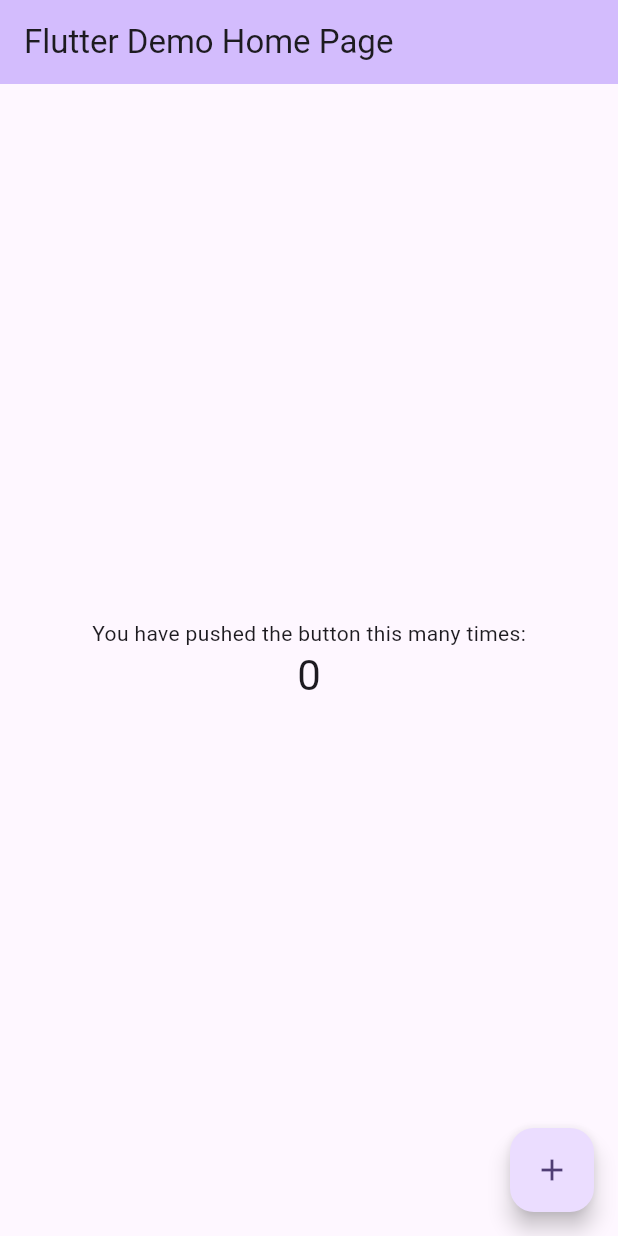
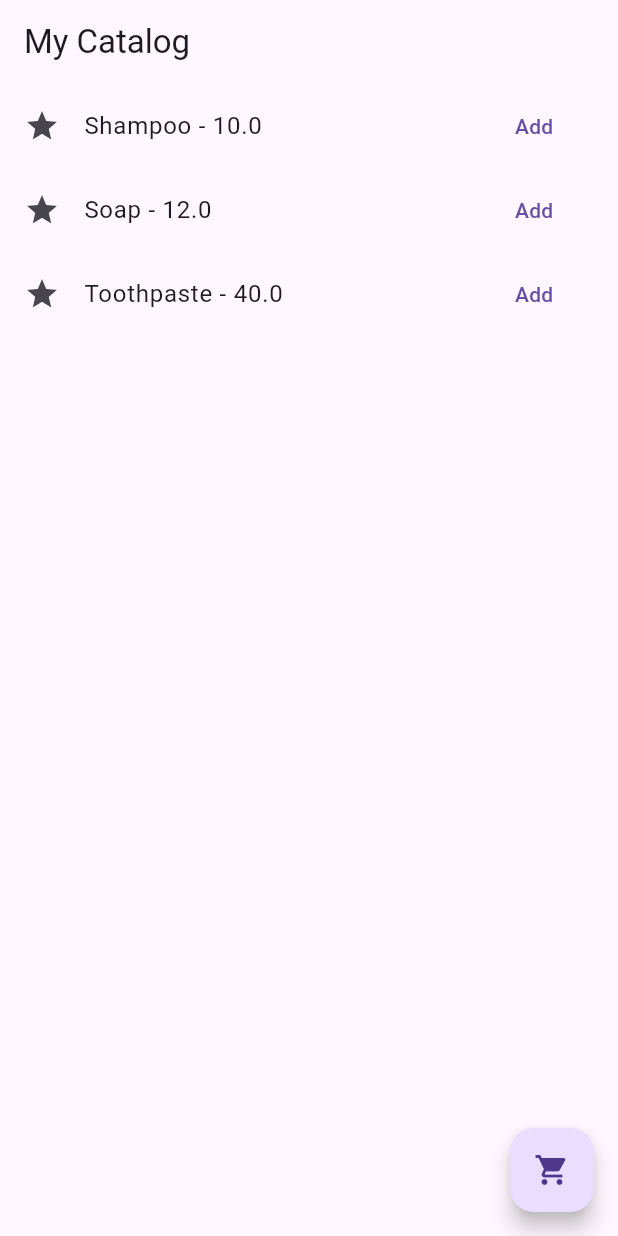
Before and after one commit to rfquejada/exer6-state-management-rfquejada, a Flutter app: the screen it shows after launch, on a phone screen of 412 x 824 dp. Run offline on Flutter 3.47's test engine with Material 3 defaults, Android fonts, the phone set to English and light mode, and no system bars.

Commit message:
Features done

```diff
--- a/exer6_state_management/lib/main.dart
+++ b/exer6_state_management/lib/main.dart
@@ -1,125 +1,39 @@
 import 'package:flutter/material.dart';
+import 'package:provider/provider.dart';
+import '../provider/shoppingcart_provider.dart';
+import '../screen/MyCart.dart';
+import '../screen/MyCatalog.dart';
+import 'screen/checkout.dart';
+
 
 void main() {
-  runApp(const MyApp());
+  runApp(
+    MultiProvider(
+      providers: [
+        ChangeNotifierProvider(create: (context) => ShoppingCart()),
+      ],
+      child: const MyApp(),
+    ),
+  );
 }
 
 class MyApp extends StatelessWidget {
   const MyApp({super.key});
 
-  // This widget is the root of your application.
   @override
   Widget build(BuildContext context) {
     return MaterialApp(
       title: 'Flutter Demo',
       theme: ThemeData(
-        // This is the theme of your application.
-        //
-        // TRY THIS: Try running your application with "flutter run". You'll see
-        // the application has a purple toolbar. Then, without quitting the app,
-        // try changing the seedColor in the colorScheme below to Colors.green
-        // and then invoke "hot reload" (save your changes or press the "hot
-        // reload" button in a Flutter-supported IDE, or press "r" if you used
-        // the command line to start the app).
-        //
-        // Notice that the counter didn't reset back to zero; the application
-        // state is not lost during the reload. To reset the state, use hot
-        // restart instead.
-        //
-        // This works for code too, not just values: Most code changes can be
-        // tested with just a hot reload.
-        colorScheme: ColorScheme.fromSeed(seedColor: Colors.deepPurple),
-        useMaterial3: true,
+        primarySwatch: Colors.blue,
       ),
-      home: const MyHomePage(title: 'Flutter Demo Home Page'),
+      initialRoute: "/",
+      routes: {
+        "/cart": (context) => const MyCart(),
+        "/products": (context) => const MyCatalog(),
+        "/checkout": (context) => const Checkout()
+      },
+      home: const MyCatalog(),
     );
   }
 }
-
-class MyHomePage extends StatefulWidget {
-  const MyHomePage({super.key, required this.title});
-
-  // This widget is the home page of your application. It is stateful, meaning
-  // that it has a State object (defined below) that contains fields that affect
-  // how it looks.
-
-  // This class is the configuration for the state. It holds the values (in this
-  // case the title) provided by the parent (in this case the App widget) and
-  // used by the build method of the State. Fields in a Widget subclass are
-  // always marked "final".
-
-  final String title;
-
-  @override
-  State<MyHomePage> createState() => _MyHomePageState();
-}
-
-class _MyHomePageState extends State<MyHomePage> {
-  int _counter = 0;
-
-  void _incrementCounter() {
-    setState(() {
-      // This call to setState tells the Flutter framework that something has
-      // changed in this State, which causes it to rerun the build method below
-      // so that the display can reflect the updated values. If we changed
-      // _counter without calling setState(), then the build method would not be
-      // called again, and so nothing would appear to happen.
-      _counter++;
-    });
-  }
-
-  @override
-  Widget build(BuildContext context) {
-    // This method is rerun every time setState is called, for instance as done
-    // by the _incrementCounter method above.
-    //
-    // The Flutter framework has been optimized to make rerunning build methods
-    // fast, so that you can just rebuild anything that needs updating rather
-    // than having to individually change instances of widgets.
-    return Scaffold(
-      appBar: AppBar(
-        // TRY THIS: Try changing the color here to a specific color (to
-        // Colors.amber, perhaps?) and trigger a hot reload to see the AppBar
-        // change color while the other colors stay the same.
-        backgroundColor: Theme.of(context).colorScheme.inversePrimary,
-        // Here we take the value from the MyHomePage object that was created by
-        // the App.build method, and use it to set our appbar title.
-        title: Text(widget.title),
-      ),
-      body: Center(
-        // Center is a layout widget. It takes a single child and positions it
-        // in the middle of the parent.
-        child: Column(
-          // Column is also a layout widget. It takes a list of children and
-          // arranges them vertically. By default, it sizes itself to fit its
-          // children horizontally, and tries to be as tall as its parent.
-          //
-          // Column has various properties to control how it sizes itself and
-          // how it positions its children. Here we use mainAxisAlignment to
-          // center the children vertically; the main axis here is the vertical
-          // axis because Columns are vertical (the cross axis would be
-          // horizontal).
-          //
-          // TRY THIS: Invoke "debug painting" (choose the "Toggle Debug Paint"
-          // action in the IDE, or press "p" in the console), to see the
-          // wireframe for each widget.
-          mainAxisAlignment: MainAxisAlignment.center,
-          children: <Widget>[
-            const Text(
-              'You have pushed the button this many times:',
-            ),
-            Text(
-              '$_counter',
-              style: Theme.of(context).textTheme.headlineMedium,
-            ),
-          ],
-        ),
-      ),
-      floatingActionButton: FloatingActionButton(
-        onPressed: _incrementCounter,
-        tooltip: 'Increment',
-        child: const Icon(Icons.add),
-      ), // This trailing comma makes auto-formatting nicer for build methods.
-    );
-  }
-}
--- /dev/null
+++ b/exer6_state_management/lib/model/Item.dart
@@ -0,0 +1,6 @@
+class Item {
+  String name;
+  double price;
+  int quantity;
+  Item(this.name, this.price, this.quantity);
+}
--- /dev/null
+++ b/exer6_state_management/lib/provider/shoppingcart_provider.dart
@@ -0,0 +1,32 @@
+import 'package:flutter/material.dart';
+import '../model/Item.dart';
+
+class ShoppingCart with ChangeNotifier {
+  final List<Item> _shoppingList = [];
+  double cartTotal = 0;
+
+  List<Item> get cart => _shoppingList;
+
+  void addItem(Item item) {
+    _shoppingList.add(item);
+    cartTotal = cartTotal + item.price;
+    notifyListeners();
+  }
+
+  void removeAll() {
+    _shoppingList.clear();
+    cartTotal = 0;
+    notifyListeners();
+  }
+
+  void removeItem(String name) {
+    for (int i = 0; i < _shoppingList.length; i++) {
+      if (_shoppingList[i].name == name) {
+        cartTotal = cartTotal - _shoppingList[i].price;
+        _shoppingList.remove(_shoppingList[i]);
+        break;
+      }
+    }
+    notifyListeners();
+  }
+}
--- /dev/null
+++ b/exer6_state_management/lib/screen/MyCatalog.dart
@@ -0,0 +1,54 @@
+import 'package:flutter/material.dart';
+import '../model/Item.dart';
+import "package:provider/provider.dart";
+import '../../provider/shoppingcart_provider.dart';
+
+class MyCatalog extends StatefulWidget {
+  const MyCatalog({super.key});
+
+  @override
+  State<MyCatalog> createState() => _MyCatalogState();
+}
+
+class _MyCatalogState extends State<MyCatalog> {
+  List<Item> productsCatalog = [
+    Item("Shampoo", 10.00, 2),
+    Item("Soap", 12, 3),
+    Item("Toothpaste", 40, 3),
+  ];
+
+  @override
+  Widget build(BuildContext context) {
+    return Scaffold(
+      appBar: AppBar(title: const Text("My Catalog")),
+      body: ListView.builder(
+        itemBuilder: (BuildContext context, int index) {
+          return ListTile(
+            leading: const Icon(Icons.star),
+            title: Text(
+                "${productsCatalog[index].name} - ${productsCatalog[index].price}"),
+            trailing: TextButton(
+              child: const Text("Add"),
+              onPressed: () {
+                context
+                    .read<ShoppingCart>()
+                    .addItem(productsCatalog[index]);
+                ScaffoldMessenger.of(context).showSnackBar(SnackBar(
+                  content: Text("${productsCatalog[index].name} added!"),
+                  duration: const Duration(seconds: 1, milliseconds: 100),
+                ));
+              },
+            ),
+          );
+        },
+        itemCount: productsCatalog.length,
+      ),
+      floatingActionButton: FloatingActionButton(
+        child: const Icon(Icons.shopping_cart),
+        onPressed: () {
+          Navigator.pushNamed(context, "/cart");
+        },
+      ),
+    );
+  }
+}
--- a/exer6_state_management/pubspec.yaml
+++ b/exer6_state_management/pubspec.yaml
@@ -35,6 +35,7 @@ dependencies:
   # The following adds the Cupertino Icons font to your application.
   # Use with the CupertinoIcons class for iOS style icons.
   cupertino_icons: ^1.0.6
+  provider: ^6.1.2
 
 dev_dependencies:
   flutter_test:
```
Also changed, not shown: exer6_state_management/lib/screen/MyCart.dart (added, +105 -0 lines), exer6_state_management/lib/screen/checkout.dart (added, +74 -0 lines), exer6_state_management/pubspec.lock, 1 other file.
